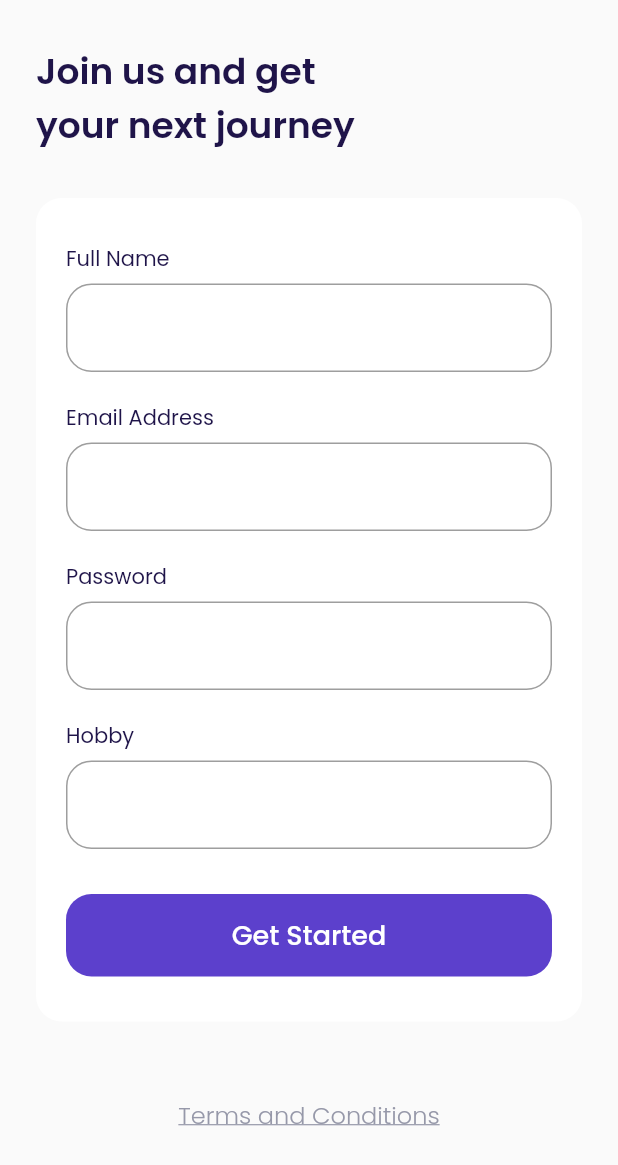
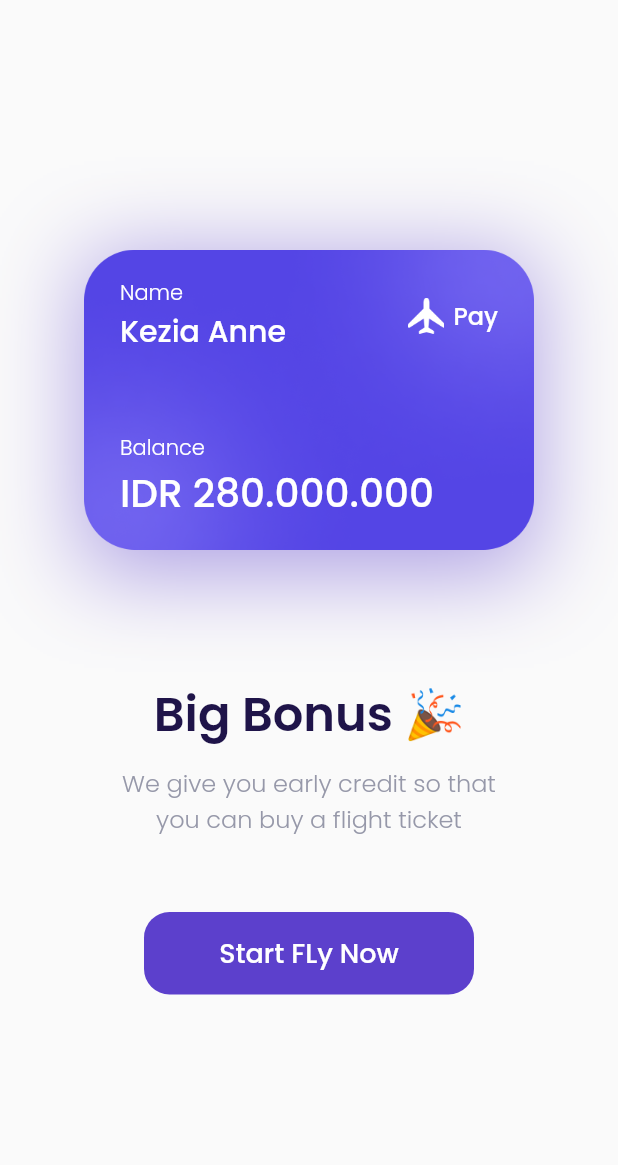
Before and after one commit to asbiqalalawi/airplane, a Flutter app: the SignUpPage screen opened by its route, after a tap on "Get Started", on a phone screen of 412 x 824 dp. Shown: the top 1165 px of the screen. Run offline on Flutter 3.47's test engine with Material 2 defaults, Android fonts, the phone set to English and light mode, and no system bars; our stand-ins replace google_fonts.

Commit message:
Slicing bonus page

```diff
--- a/lib/main.dart
+++ b/lib/main.dart
@@ -1,3 +1,4 @@
+import 'package:airplane/ui/pages/bonus_page.dart';
 import 'package:airplane/ui/pages/get_started_page.dart';
 import 'package:airplane/ui/pages/sign_up_page.dart';
 import 'package:airplane/ui/pages/splash_page.dart';
@@ -16,6 +17,7 @@ class MyApp extends StatelessWidget {
         '/': (context) => const SplashPage(),
         '/get-started': (context) => const GetStartedPage(),
         '/sign-up': (context) => const SignUpPage(),
+        '/bonus': (context) => const BonusPage(),
       },
     );
   }
--- a/lib/shared/theme.dart
+++ b/lib/shared/theme.dart
@@ -1,8 +1,8 @@
 import 'package:flutter/material.dart';
 import 'package:google_fonts/google_fonts.dart';
 
-const double defautMargin = 24;
-const double defautRadius = 17;
+const double defaultMargin = 24;
+const double defaultRadius = 17;
 
 const Color primaryColor = Color(0xff5C40CC);
 const Color blackColor = Color(0xff1F1449);
--- /dev/null
+++ b/lib/ui/pages/bonus_page.dart
@@ -0,0 +1,160 @@
+import 'package:airplane/shared/theme.dart';
+import 'package:flutter/material.dart';
+
+class BonusPage extends StatelessWidget {
+  const BonusPage({Key? key}) : super(key: key);
+
+  @override
+  Widget build(BuildContext context) {
+    Widget bonusCard() {
+      return Container(
+        height: 211,
+        width: 300,
+        padding: const EdgeInsets.all(defaultMargin),
+        decoration: BoxDecoration(
+          image: const DecorationImage(
+            image: AssetImage(
+              'assets/image_card.png',
+            ),
+          ),
+          boxShadow: [
+            BoxShadow(
+              color: primaryColor.withOpacity(0.5),
+              blurRadius: 50,
+              offset: const Offset(0, 10),
+            ),
+          ],
+        ),
+        child: Column(
+          crossAxisAlignment: CrossAxisAlignment.start,
+          children: [
+            Row(
+              children: [
+                Expanded(
+                  child: Column(
+                    crossAxisAlignment: CrossAxisAlignment.start,
+                    children: [
+                      Text(
+                        'Name',
+                        style: whiteTextStyle.copyWith(
+                          fontWeight: light,
+                        ),
+                      ),
+                      Text(
+                        'Kezia Anne',
+                        style: whiteTextStyle.copyWith(
+                          fontSize: 20,
+                          fontWeight: medium,
+                          overflow: TextOverflow.ellipsis,
+                        ),
+                      ),
+                    ],
+                  ),
+                ),
+                Container(
+                  height: 24,
+                  width: 24,
+                  margin: const EdgeInsets.only(right: 6),
+                  decoration: const BoxDecoration(
+                    image: DecorationImage(
+                      image: AssetImage('assets/icon_plane.png'),
+                    ),
+                  ),
+                ),
+                Text(
+                  'Pay',
+                  style: whiteTextStyle.copyWith(
+                    fontSize: 16,
+                    fontWeight: medium,
+                  ),
+                )
+              ],
+            ),
+            const Spacer(),
+            Text(
+              'Balance',
+              style: whiteTextStyle.copyWith(
+                fontSize: 14,
+                fontWeight: light,
+              ),
+            ),
+            Text(
+              'IDR 280.000.000',
+              style: whiteTextStyle.copyWith(
+                fontSize: 26,
+                fontWeight: medium,
+              ),
+            ),
+          ],
+        ),
+      );
+    }
+
+    Widget title() {
+      return Container(
+        margin: const EdgeInsets.only(top: 80),
+        child: Text(
+          'Big Bonus 🎉',
+          style: blackTextStyle.copyWith(
+            fontSize: 32,
+            fontWeight: semiBold,
+          ),
+        ),
+      );
+    }
+
+    Widget subtitle() {
+      return Container(
+        margin: const EdgeInsets.only(top: 10),
+        child: Text(
+          'We give you early credit so that\nyou can buy a flight ticket',
+          style: greyTextStyle.copyWith(
+            fontSize: 16,
+            fontWeight: light,
+          ),
+          textAlign: TextAlign.center,
+        ),
+      );
+    }
+
+    Widget flyButton() {
+      return Container(
+        height: 55,
+        width: 220,
+        margin: const EdgeInsets.only(top: 50),
+        child: TextButton(
+          onPressed: () {},
+          style: TextButton.styleFrom(
+              backgroundColor: primaryColor,
+              shape: RoundedRectangleBorder(
+                borderRadius: BorderRadius.circular(
+                  defaultRadius,
+                ),
+              )),
+          child: Text(
+            'Start FLy Now',
+            style: whiteTextStyle.copyWith(
+              fontSize: 18,
+              fontWeight: medium,
+            ),
+          ),
+        ),
+      );
+    }
+
+    return Scaffold(
+      backgroundColor: backgroundColor,
+      body: Center(
+        child: Column(
+          mainAxisAlignment: MainAxisAlignment.center,
+          children: [
+            bonusCard(),
+            title(),
+            subtitle(),
+            flyButton(),
+          ],
+        ),
+      ),
+    );
+  }
+}
--- a/lib/ui/pages/get_started_page.dart
+++ b/lib/ui/pages/get_started_page.dart
@@ -51,7 +51,7 @@ class GetStartedPage extends StatelessWidget {
                     style: TextButton.styleFrom(
                       backgroundColor: primaryColor,
                       shape: RoundedRectangleBorder(
-                        borderRadius: BorderRadius.circular(defautRadius),
+                        borderRadius: BorderRadius.circular(defaultRadius),
                       ),
                     ),
                     onPressed: () => Navigator.pushNamed(context, '/sign-up'),
--- a/lib/ui/pages/sign_up_page.dart
+++ b/lib/ui/pages/sign_up_page.dart
@@ -41,12 +41,12 @@ class SignUpPage extends StatelessWidget {
                 decoration: InputDecoration(
                   border: OutlineInputBorder(
                     borderRadius: BorderRadius.circular(
-                      defautRadius,
+                      defaultRadius,
                     ),
                   ),
                   focusedBorder: OutlineInputBorder(
                     borderRadius: BorderRadius.circular(
-                      defautRadius,
+                      defaultRadius,
                     ),
                     borderSide: const BorderSide(
                       color: primaryColor,
@@ -80,12 +80,12 @@ class SignUpPage extends StatelessWidget {
                 decoration: InputDecoration(
                   border: OutlineInputBorder(
                     borderRadius: BorderRadius.circular(
-                      defautRadius,
+                      defaultRadius,
                     ),
                   ),
                   focusedBorder: OutlineInputBorder(
                     borderRadius: BorderRadius.circular(
-                      defautRadius,
+                      defaultRadius,
                     ),
                     borderSide: const BorderSide(
                       color: primaryColor,
@@ -120,12 +120,12 @@ class SignUpPage extends StatelessWidget {
                 decoration: InputDecoration(
                   border: OutlineInputBorder(
                     borderRadius: BorderRadius.circular(
-                      defautRadius,
+                      defaultRadius,
                     ),
                   ),
                   focusedBorder: OutlineInputBorder(
                     borderRadius: BorderRadius.circular(
-                      defautRadius,
+                      defaultRadius,
                     ),
                     borderSide: const BorderSide(
                       color: primaryColor,
@@ -159,12 +159,12 @@ class SignUpPage extends StatelessWidget {
                 decoration: InputDecoration(
                   border: OutlineInputBorder(
                     borderRadius: BorderRadius.circular(
-                      defautRadius,
+                      defaultRadius,
                     ),
                   ),
                   focusedBorder: OutlineInputBorder(
                     borderRadius: BorderRadius.circular(
-                      defautRadius,
+                      defaultRadius,
                     ),
                     borderSide: const BorderSide(
                       color: primaryColor,
@@ -182,12 +182,14 @@ class SignUpPage extends StatelessWidget {
           height: 55,
           width: double.infinity,
           child: TextButton(
-              onPressed: () {},
+              onPressed: () {
+                Navigator.pushNamed(context, '/bonus');
+              },
               style: TextButton.styleFrom(
                 backgroundColor: primaryColor,
                 shape: RoundedRectangleBorder(
                   borderRadius: BorderRadius.circular(
-                    defautRadius,
+                    defaultRadius,
                   ),
                 ),
               ),
@@ -210,7 +212,7 @@ class SignUpPage extends StatelessWidget {
         decoration: BoxDecoration(
           color: whiteColor,
           borderRadius: BorderRadius.circular(
-            defautRadius,
+            defaultRadius,
           ),
         ),
         child: Column(
@@ -245,7 +247,7 @@ class SignUpPage extends StatelessWidget {
       body: SafeArea(
           child: ListView(
         padding: const EdgeInsets.symmetric(
-          horizontal: defautMargin,
+          horizontal: defaultMargin,
         ),
         children: [
           title(),
```
